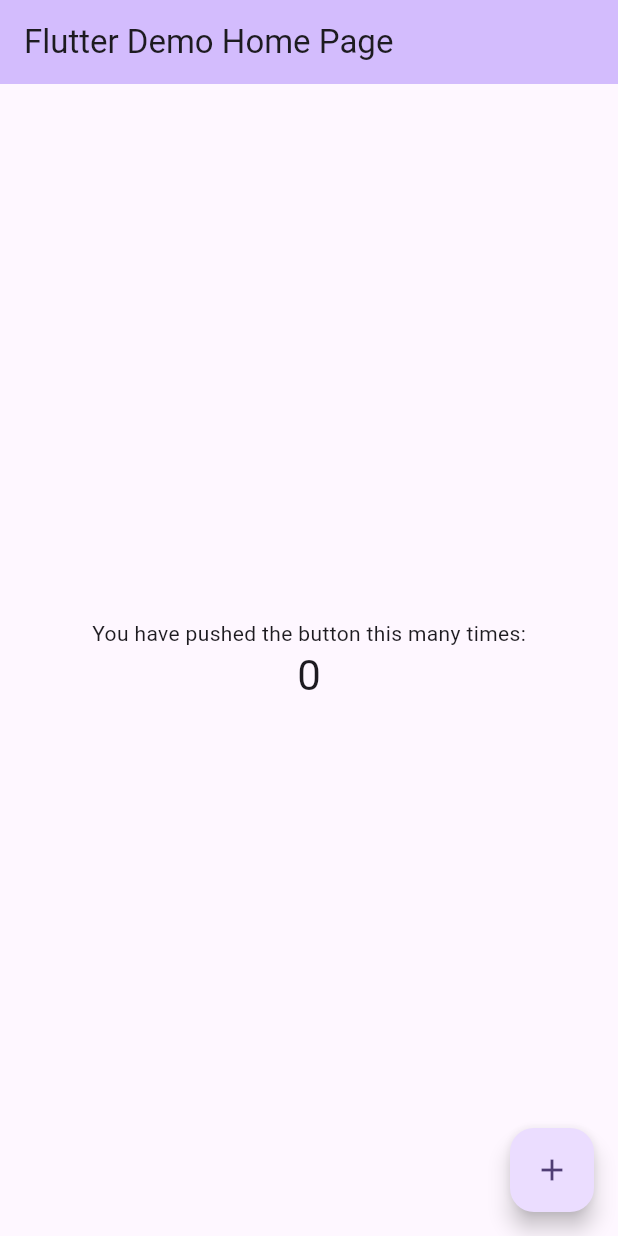
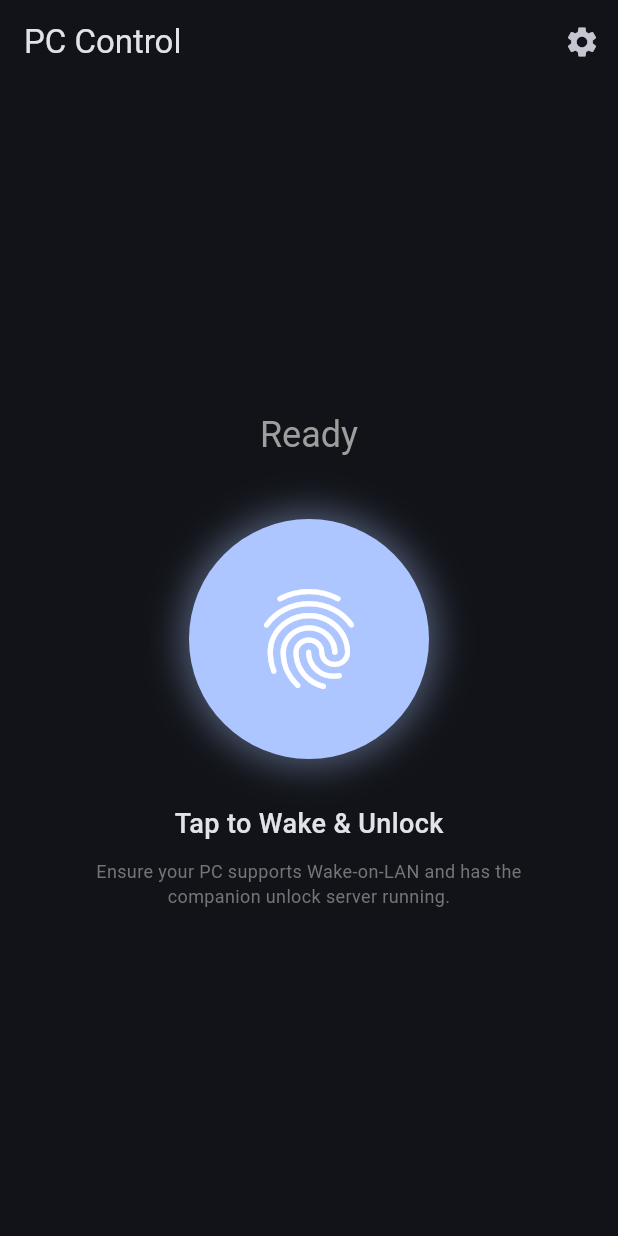
Before and after one commit to could-ai/019ae272-af2e-7a60-903e-369a2cabd4c0, a Flutter app: the screen it shows after launch, on a phone screen of 412 x 824 dp. Run offline on Flutter 3.47's test engine with Material 3 defaults, Android fonts, the phone set to English and light mode, and no system bars; our stand-ins replace local_auth, shared_preferences.

Commit message:
Added local_auth, shared_preferences, and http dependencies for biometric authentication, local storage, and network requests.; Updated main.dart to set up the app structure with dark theme and routes for Home and Settings screens.; Created PcControlService to handle Wake-on-LAN (UDP broadcast) and Unlock signal (HTTP POST) logic.; Created SettingsScreen to allow users to configure their PC's MAC address, IP, and port for WoL and unlocking.; Created HomeScreen with a large fingerprint button that triggers biometric authentication followed by WoL and Unlock signals.

```diff
--- a/usr/lib/main.dart
+++ b/usr/lib/main.dart
@@ -1,4 +1,6 @@
 import 'package:flutter/material.dart';
+import 'package:couldai_user_app/screens/home_screen.dart';
+import 'package:couldai_user_app/screens/settings_screen.dart';
 
 void main() {
   runApp(const MyApp());
@@ -7,117 +9,23 @@ void main() {
 class MyApp extends StatelessWidget {
   const MyApp({super.key});
 
-  // This widget is the root of your application.
   @override
   Widget build(BuildContext context) {
     return MaterialApp(
-      title: 'Flutter Demo',
+      title: 'PC Wake & Unlock',
       debugShowCheckedModeBanner: false,
       theme: ThemeData(
-        // This is the theme of your application.
-        //
-        // TRY THIS: Try running your application with "flutter run". You'll see
-        // the application has a purple toolbar. Then, without quitting the app,
-        // try changing the seedColor in the colorScheme below to Colors.green
-        // and then invoke "hot reload" (save your changes or press the "hot
-        // reload" button in a Flutter-supported IDE, or press "r" if you used
-        // the command line to start the app).
-        //
-        // Notice that the counter didn't reset back to zero; the application
-        // state is not lost during the reload. To reset the state, use hot
-        // restart instead.
-        //
-        // This works for code too, not just values: Most code changes can be
-        // tested with just a hot reload.
-        colorScheme: ColorScheme.fromSeed(seedColor: Colors.deepPurple),
+        colorScheme: ColorScheme.fromSeed(
+          seedColor: Colors.blueAccent,
+          brightness: Brightness.dark,
+        ),
+        useMaterial3: true,
       ),
       initialRoute: '/',
       routes: {
-        '/': (context) => const MyHomePage(title: 'Flutter Demo Home Page'),
+        '/': (context) => const HomeScreen(),
+        '/settings': (context) => const SettingsScreen(),
       },
     );
   }
 }
-
-class MyHomePage extends StatefulWidget {
-  const MyHomePage({super.key, required this.title});
-
-  // This widget is the home page of your application. It is stateful, meaning
-  // that it has a State object (defined below) that contains fields that affect
-  // how it looks.
-
-  // This class is the configuration for the state. It holds the values (in this
-  // case the title) provided by the parent (in this case the App widget) and
-  // used by the build method of the State. Fields in a Widget subclass are
-  // always marked "final".
-
-  final String title;
-
-  @override
-  State<MyHomePage> createState() => _MyHomePageState();
-}
-
-class _MyHomePageState extends State<MyHomePage> {
-  int _counter = 0;
-
-  void _incrementCounter() {
-    setState(() {
-      // This call to setState tells the Flutter framework that something has
-      // changed in this State, which causes it to rerun the build method below
-      // so that the display can reflect the updated values. If we changed
-      // _counter without calling setState(), then the build method would not be
-      // called again, and so nothing would appear to happen.
-      _counter++;
-    });
-  }
-
-  @override
-  Widget build(BuildContext context) {
-    // This method is rerun every time setState is called, for instance as done
-    // by the _incrementCounter method above.
-    //
-    // The Flutter framework has been optimized to make rerunning build methods
-    // fast, so that you can just rebuild anything that needs updating rather
-    // than having to individually change instances of widgets.
-    return Scaffold(
-      appBar: AppBar(
-        // TRY THIS: Try changing the color here to a specific color (to
-        // Colors.amber, perhaps?) and trigger a hot reload to see the AppBar
-        // change color while the other colors stay the same.
-        backgroundColor: Theme.of(context).colorScheme.inversePrimary,
-        // Here we take the value from the MyHomePage object that was created by
-        // the App.build method, and use it to set our appbar title.
-        title: Text(widget.title),
-      ),
-      body: Center(
-        // Center is a layout widget. It takes a single child and positions it
-        // in the middle of the parent.
-        child: Column(
-          // Column is also a layout widget. It takes a list of children and
-          // arranges them vertically. By default, it sizes itself to fit its
-          // children horizontally, and tries to be as tall as its parent.
-          //
-          // Column has various properties to control how it sizes itself and
-          // how it positions its children. Here we use mainAxisAlignment to
-          // center the children vertically; the main axis here is the vertical
-          // axis because Columns are vertical (the cross axis would be
-          // horizontal).
-          //
-          // TRY THIS: Invoke "debug painting" (choose the "Toggle Debug Paint"
-          // action in the IDE, or press "p" in the console), to see the
-          // wireframe for each widget.
-          mainAxisAlignment: MainAxisAlignment.center,
-          children: <Widget>[
-            const Text('You have pushed the button this many times:'),
-            Text('$_counter', style: Theme.of(context).textTheme.headlineMedium),
-          ],
-        ),
-      ),
-      floatingActionButton: FloatingActionButton(
-        onPressed: _incrementCounter,
-        tooltip: 'Increment',
-        child: const Icon(Icons.add),
-      ), // This trailing comma makes auto-formatting nicer for build methods.
-    );
-  }
-}
--- /dev/null
+++ b/usr/lib/screens/home_screen.dart
@@ -0,0 +1,196 @@
+import 'package:flutter/material.dart';
+import 'package:local_auth/local_auth.dart';
+import 'package:shared_preferences/shared_preferences.dart';
+import 'package:couldai_user_app/services/pc_control_service.dart';
+
+class HomeScreen extends StatefulWidget {
+  const HomeScreen({super.key});
+
+  @override
+  State<HomeScreen> createState() => _HomeScreenState();
+}
+
+class _HomeScreenState extends State<HomeScreen> {
+  final LocalAuthentication auth = LocalAuthentication();
+  String _status = "Ready";
+  bool _isProcessing = false;
+
+  Future<void> _handleWakeAndUnlock() async {
+    setState(() {
+      _isProcessing = true;
+      _status = "Authenticating...";
+    });
+
+    try {
+      // 1. Authenticate
+      final bool canAuthenticateWithBiometrics = await auth.canCheckBiometrics;
+      final bool canAuthenticate = canAuthenticateWithBiometrics || await auth.isDeviceSupported();
+
+      bool didAuthenticate = false;
+
+      if (canAuthenticate) {
+        try {
+          didAuthenticate = await auth.authenticate(
+            localizedReason: 'Scan fingerprint to wake and unlock PC',
+            options: const AuthenticationOptions(
+              stickyAuth: true,
+              biometricOnly: false,
+            ),
+          );
+        } catch (e) {
+          // Fallback for simulators or errors
+          print("Auth error: $e");
+          // For testing purposes in simulator where auth might fail or not be setup:
+          // didAuthenticate = true; // Uncomment to bypass in dev
+          _showError("Authentication failed: $e");
+          setState(() { _isProcessing = false; _status = "Auth Failed"; });
+          return;
+        }
+      } else {
+        // If no biometrics, maybe just proceed or ask for pin (simplified here)
+        _showError("Biometrics not available on this device");
+        setState(() { _isProcessing = false; _status = "No Biometrics"; });
+        return;
+      }
+
+      if (!didAuthenticate) {
+        setState(() {
+          _isProcessing = false;
+          _status = "Cancelled";
+        });
+        return;
+      }
+
+      // 2. Load Settings
+      setState(() => _status = "Loading settings...");
+      final prefs = await SharedPreferences.getInstance();
+      final mac = prefs.getString('mac_address');
+      final broadcastIp = prefs.getString('broadcast_ip') ?? '255.255.255.255';
+      final pcIp = prefs.getString('pc_ip');
+      final port = prefs.getString('pc_port') ?? '8080';
+      final secret = prefs.getString('secret') ?? '';
+
+      if (mac == null || mac.isEmpty) {
+        _showError("Please configure PC settings first.");
+        Navigator.pushNamed(context, '/settings');
+        setState(() { _isProcessing = false; _status = "Setup Required"; });
+        return;
+      }
+
+      // 3. Send Wake-on-LAN
+      setState(() => _status = "Sending Wake Signal...");
+      await PcControlService.wakePC(mac, broadcastIp);
+
+      // 4. Send Unlock Signal
+      // We might want to wait a bit or send it immediately.
+      // If the PC is asleep, it takes time to wake up.
+      // For "Unlock", usually the PC needs to be awake.
+      // We'll try sending it immediately, but in reality, you might need a retry mechanism.
+      if (pcIp != null && pcIp.isNotEmpty) {
+        setState(() => _status = "Sending Unlock Signal...");
+        // Small delay to allow network card to wake up fully if it was deep sleep?
+        // Actually WoL is fast, but OS boot/wake takes seconds.
+        // We'll send it, but user might need to press again if PC was fully off.
+        try {
+          await PcControlService.unlockPC(pcIp, port, secret);
+          setState(() => _status = "Signal Sent!");
+        } catch (e) {
+           // It's expected to fail if PC is not yet awake
+           setState(() => _status = "Wake Sent (Unlock failed/skipped)");
+           print("Unlock failed (PC might be sleeping): $e");
+        }
+      } else {
+        setState(() => _status = "Wake Signal Sent!");
+      }
+
+      ScaffoldMessenger.of(context).showSnackBar(
+        const SnackBar(content: Text('Wake command sent successfully!')),
+      );
+
+    } catch (e) {
+      _showError("Error: $e");
+      setState(() => _status = "Error");
+    } finally {
+      if (mounted) {
+        setState(() {
+          _isProcessing = false;
+        });
+      }
+    }
+  }
+
+  void _showError(String message) {
+    if (!mounted) return;
+    ScaffoldMessenger.of(context).showSnackBar(
+      SnackBar(content: Text(message), backgroundColor: Colors.red),
+    );
+  }
+
+  @override
+  Widget build(BuildContext context) {
+    return Scaffold(
+      appBar: AppBar(
+        title: const Text('PC Control'),
+        actions: [
+          IconButton(
+            icon: const Icon(Icons.settings),
+            onPressed: () => Navigator.pushNamed(context, '/settings'),
+          ),
+        ],
+      ),
+      body: Center(
+        child: Column(
+          mainAxisAlignment: MainAxisAlignment.center,
+          children: [
+            Text(
+              _status,
+              style: Theme.of(context).textTheme.headlineSmall?.copyWith(
+                color: Colors.grey,
+              ),
+            ),
+            const SizedBox(height: 40),
+            GestureDetector(
+              onTap: _isProcessing ? null : _handleWakeAndUnlock,
+              child: Container(
+                width: 160,
+                height: 160,
+                decoration: BoxDecoration(
+                  shape: BoxShape.circle,
+                  color: _isProcessing
+                      ? Colors.grey.shade800
+                      : Theme.of(context).colorScheme.primary,
+                  boxShadow: [
+                    BoxShadow(
+                      color: Theme.of(context).colorScheme.primary.withOpacity(0.4),
+                      blurRadius: 20,
+                      spreadRadius: 5,
+                    )
+                  ],
+                ),
+                child: Icon(
+                  Icons.fingerprint,
+                  size: 80,
+                  color: _isProcessing ? Colors.white54 : Colors.white,
+                ),
+              ),
+            ),
+            const SizedBox(height: 30),
+            const Text(
+              "Tap to Wake & Unlock",
+              style: TextStyle(fontSize: 18, fontWeight: FontWeight.w500),
+            ),
+            const SizedBox(height: 10),
+            Padding(
+              padding: const EdgeInsets.symmetric(horizontal: 40),
+              child: Text(
+                "Ensure your PC supports Wake-on-LAN and has the companion unlock server running.",
+                textAlign: TextAlign.center,
+                style: TextStyle(color: Colors.grey.shade600, fontSize: 12),
+              ),
+            ),
+          ],
+        ),
+      ),
+    );
+  }
+}
```
Also changed, not shown: usr/lib/screens/settings_screen.dart (added, +133 -0 lines), usr/lib/services/pc_control_service.dart (added, +61 -0 lines), usr/pubspec.yaml (+4 -70 lines).
